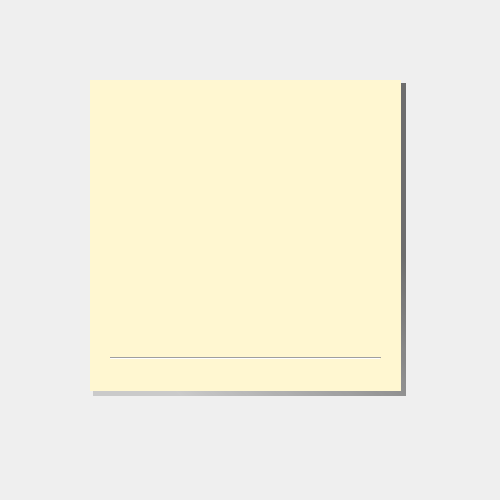
Qt form Postiky_Note/UI/Note.ui (kerlive/SmallApps) before a commit.
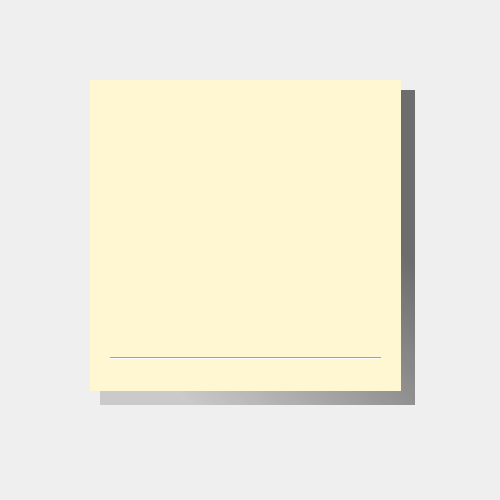
The same form after that commit. Icons and pictures are not drawn.

Commit message: adding icon and  ui effect

Diff of the .ui file:
```diff
--- a/Postiky_Note/UI/Note.ui
+++ b/Postiky_Note/UI/Note.ui
@@ -10,6 +10,11 @@
     <height>500</height>
    </rect>
   </property>
+  <property name="font">
+   <font>
+    <family>MS Sans Serif</family>
+   </font>
+  </property>
   <property name="windowTitle">
    <string>Form</string>
   </property>
@@ -316,10 +321,10 @@
    <widget class="QLabel" name="label_2">
     <property name="geometry">
      <rect>
-      <x>43</x>
-      <y>43</y>
-      <width>313</width>
-      <height>313</height>
+      <x>50</x>
+      <y>50</y>
+      <width>315</width>
+      <height>315</height>
      </rect>
     </property>
     <property name="styleSheet">
```
Left out of the diff: 67 changed lines with no effect on the pictures. The commit also changes 6 other files.
